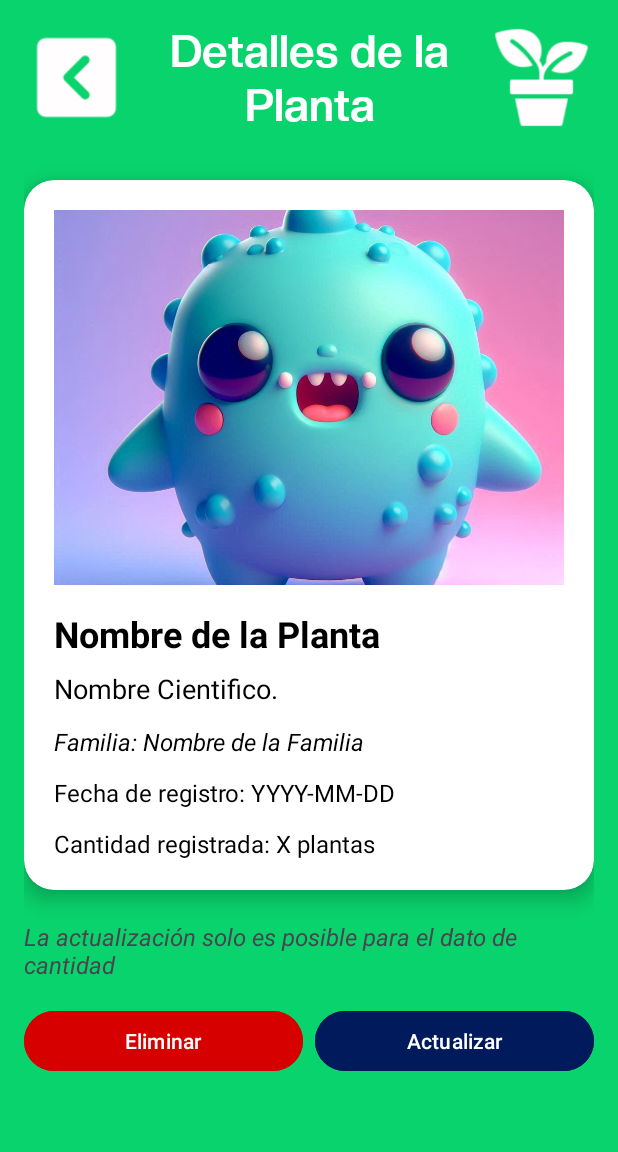
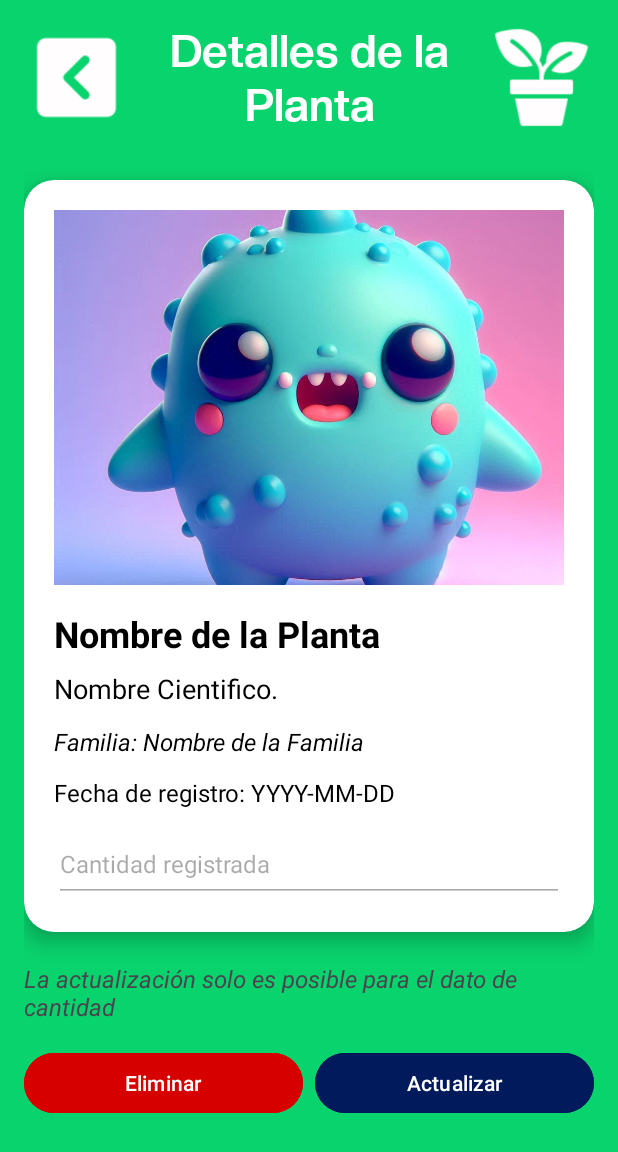
Before and after one commit to LuzPaez/GrowPlant, an Android app: the layout activity_detalles_planta.xml on its own in the app's theme, with its tools: preview values and no code run, on a phone screen of 412 x 824 dp. Shown: the top 1152 px of the screen. Run offline under Robolectric (Android 15) with nearby library versions, the phone set to English and light mode, and no system bars.

Commit message:
3/11/24: Se cambia el campo de TextView a EditText de cantidad, para la modificación del dato

```diff
--- a/app/src/main/res/layout/activity_detalles_planta.xml
+++ b/app/src/main/res/layout/activity_detalles_planta.xml
@@ -131,18 +131,20 @@
                         app:layout_constraintStart_toStartOf="parent"
                         app:layout_constraintEnd_toEndOf="parent" />
 
-                    <!-- Cantidad de plantas -->
-                    <TextView
-                        android:id="@+id/tv_quantity_detail"
-                        android:layout_width="0dp"
-                        android:layout_height="wrap_content"
-                        android:text="Cantidad registrada: X plantas"
+                    <!-- Cantidad de plantas como EditText -->
+                    <EditText
+                        android:id="@+id/et_quantity_detail"
+                        android:layout_width="match_parent"
+                        android:layout_height="50dp"
+                        android:hint="Cantidad registrada"
                         android:textColor="@color/black"
                         android:textSize="16sp"
                         android:layout_marginTop="12dp"
+                        android:enabled="false"
                         app:layout_constraintTop_toBottomOf="@id/tv_date_detail"
                         app:layout_constraintStart_toStartOf="parent"
                         app:layout_constraintEnd_toEndOf="parent" />
+
 
                 </androidx.constraintlayout.widget.ConstraintLayout>
             </androidx.cardview.widget.CardView>
```
